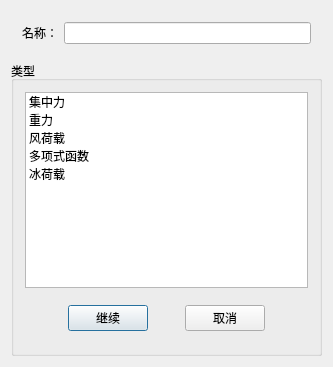
This is TW/Creat_Loads.ui in Shixuku/Tower-Visual as Qt 5 draws it before an edit. The edited form follows.
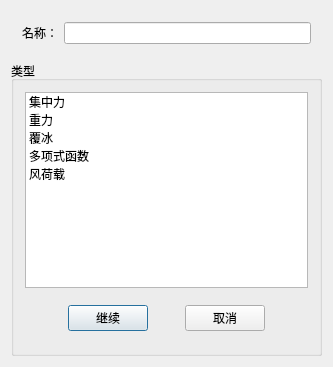
This is the edited form.

The edit to the form file:
```diff
--- a/TW/Creat_Loads.ui
+++ b/TW/Creat_Loads.ui
@@ -50,7 +50,7 @@
         </item>
         <item>
          <property name="text">
-          <string>风荷载</string>
+          <string>覆冰</string>
          </property>
         </item>
         <item>
@@ -60,7 +60,7 @@
         </item>
         <item>
          <property name="text">
-          <string>冰荷载</string>
+          <string>风荷载</string>
          </property>
         </item>
        </widget>
```
